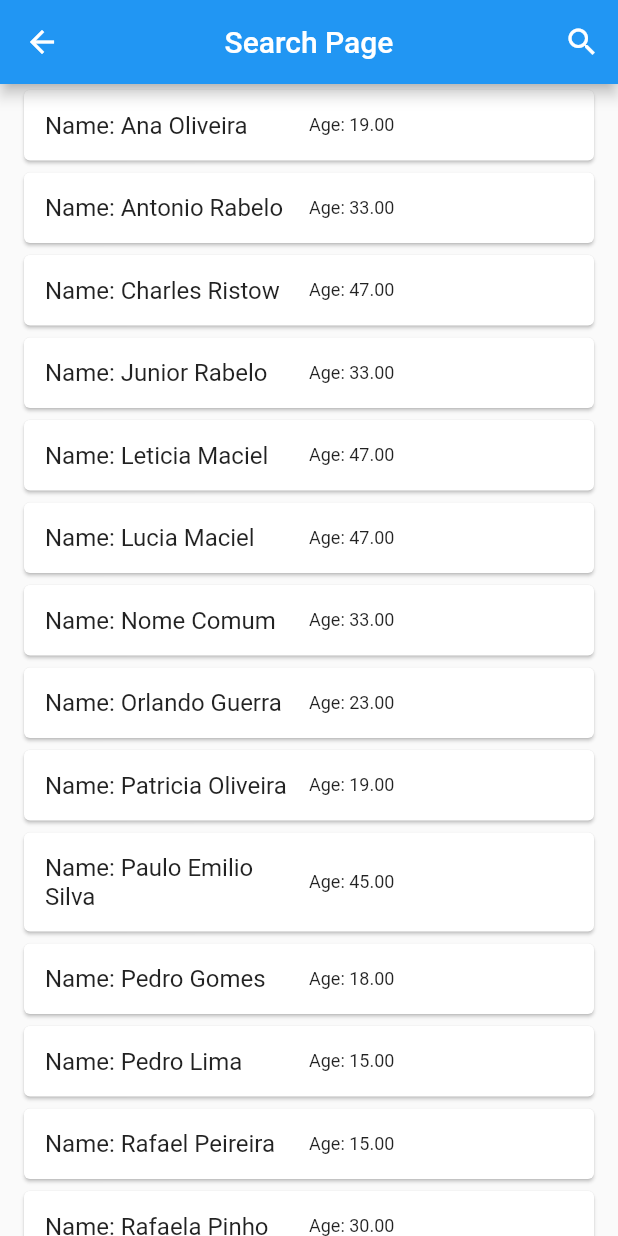
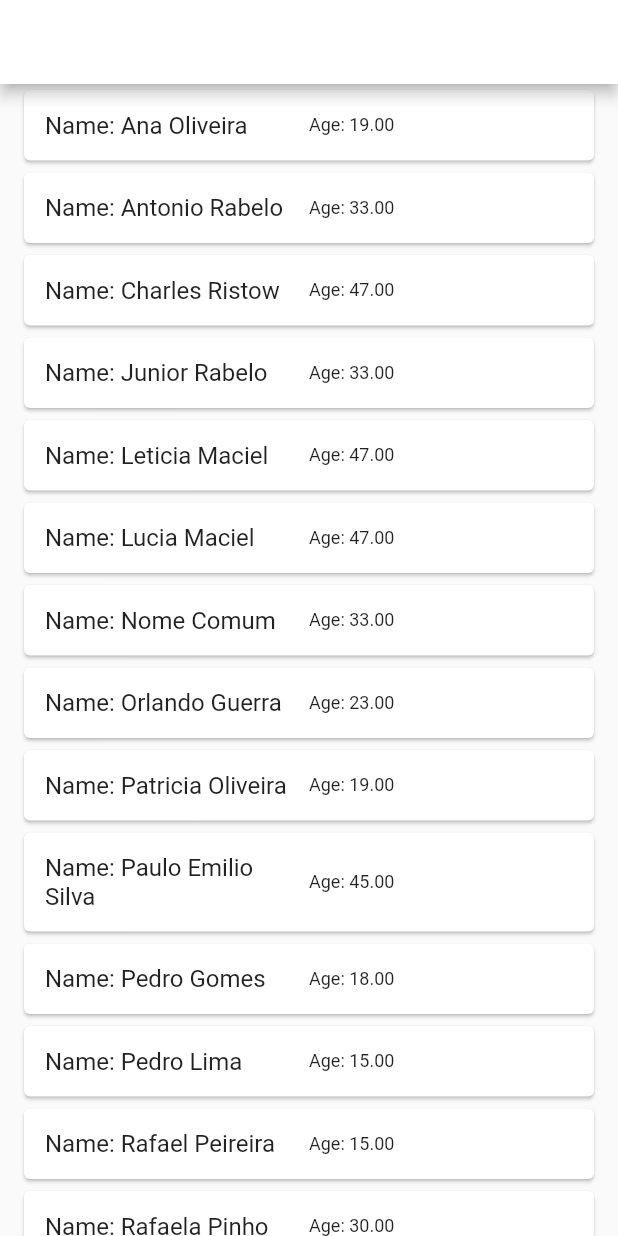
Before and after one commit to MarceloRab/search_app_bar_page, a Flutter app: the SimpleAppBarPage screen opened by its route, on a phone screen of 412 x 824 dp. Run offline on Flutter 3.47's test engine with Material 2 defaults, Android fonts, the phone set to English and light mode, and no system bars; our stand-ins replace connectivity, diacritic, dio, get.

Commit message:
update 2.5

```diff
--- a/analysis_options.yaml
+++ b/analysis_options.yaml
@@ -9,6 +9,8 @@ linter:
     overridden_fields: false
     cancel_subscriptions: false
     null_check_on_nullable_type_parameter: false
+    require_trailing_commas: false
+    avoid_multiple_declarations_per_line: false
 
     # Util classes are awesome!
     avoid_classes_with_only_static_members: false
--- a/lib/src/search_app_bar_page/ui/core/search_app_bar/search_app_bar.dart
+++ b/lib/src/search_app_bar_page/ui/core/search_app_bar/search_app_bar.dart
@@ -193,7 +193,9 @@ class _SearchAppBarState extends State<SearchAppBar>
         // if (widget.controller.listSearch != null)
         return AppBar(
           backgroundColor:
-              widget.backgroundColor ?? Theme.of(context).appBarTheme.color,
+              //widget.backgroundColor ?? Theme.of(context).appBarTheme.color,
+              widget.backgroundColor ??
+                  Theme.of(context).appBarTheme.foregroundColor,
           iconTheme:
               widget.iconTheme ?? Theme.of(context).appBarTheme.iconTheme,
           title: widget.title,
@@ -204,7 +206,9 @@ class _SearchAppBarState extends State<SearchAppBar>
       else {
         return AppBar(
           backgroundColor:
-              widget.backgroundColor ?? Theme.of(context).appBarTheme.color,
+              //widget.backgroundColor ?? Theme.of(context).appBarTheme.color,
+              widget.backgroundColor ??
+                  Theme.of(context).appBarTheme.foregroundColor,
           iconTheme:
               widget.iconTheme ?? Theme.of(context).appBarTheme.iconTheme,
           title: widget.title,
--- a/lib/src/search_app_bar_page/ui/get_stream_page.dart
+++ b/lib/src/search_app_bar_page/ui/get_stream_page.dart
@@ -227,7 +227,7 @@ class _GetStreamPageState<T> extends State<GetStreamPage<T>> {
     _connectyController = ConnectController();
     _subscriptionConnecty =
         _connectyController.rxConnect.stream.listen((isConnected) {
-      if (!isConnected) {
+      if (isConnected) {
         //lançar _widgetConnecty
         setState(() {
           downConnectyWithoutData = true;
@@ -273,7 +273,9 @@ class _GetStreamPageState<T> extends State<GetStreamPage<T>> {
 
     return AppBar(
       backgroundColor:
-          widget.appBarbackgroundColor ?? Theme.of(context).appBarTheme.color,
+          //widget.appBarbackgroundColor ?? Theme.of(context).appBarTheme.color,
+          widget.appBarbackgroundColor ??
+              Theme.of(context).appBarTheme.foregroundColor,
       iconTheme: widget.iconTheme ?? Theme.of(context).appBarTheme.iconTheme,
       title: widget.title,
       elevation: widget.elevation,
--- a/lib/src/search_app_bar_page/ui/search_app_bar_page_refresh.dart
+++ b/lib/src/search_app_bar_page/ui/search_app_bar_page_refresh.dart
@@ -153,7 +153,7 @@ class SearchAppBarPageRefresh<T> extends StatefulWidget
   final double refreshDisplacement;
 
   /// The progress indicator's foreground color. The current theme's
-  /// [ThemeData.accentColor] by default.
+  /// [ThemeData.floatingActionButtonTheme] by default.
   final Color? refreshColor;
 
   /// The progress indicator's background color. The current theme's
--- a/lib/src/search_app_bar_page/ui/search_app_bar_page_stream.dart
+++ b/lib/src/search_app_bar_page/ui/search_app_bar_page_stream.dart
@@ -441,7 +441,7 @@ class _SearchAppBarPageStreamState<T> extends State<SearchAppBarPageStream<T>> {
     _connectyController = ConnectController();
     _subscriptionConnecty =
         _connectyController.rxConnect.stream.listen((isConnected) {
-      if (!isConnected && (!_haveInitialData)) {
+      if (isConnected && (!_haveInitialData)) {
         //lançar _widgetConnecty
         setState(() {
           downConnectyWithoutData = true;
--- a/lib/src/search_app_bar_page/ui/search_app_bar_pagination.dart
+++ b/lib/src/search_app_bar_page/ui/search_app_bar_pagination.dart
@@ -661,8 +661,8 @@ class _SearchAppBarPaginationState<T> extends State<SearchAppBarPagination<T>> {
 
   void _subscribeConnecty() {
     _subscriptionConnecty =
-        _connectyController.rxConnect.stream.listen((bool? isConnected) {
-      if (!isConnected! && (!_haveInitialData)) {
+        _connectyController.rxConnect.stream.listen((isConnected) {
+      if (isConnected && (!_haveInitialData)) {
         setState(() {
           downConnectyWithoutData = true;
         });
--- a/pubspec.yaml
+++ b/pubspec.yaml
@@ -1,6 +1,6 @@
 name: search_app_bar_page
 description: A search page built for minimal work and good performance. Enjoy.
-version: 2.0.3
+version: 2.0.4
 homepage: https://github.com/MarceloRab/search_app_bar_page
 
 environment:
@@ -20,7 +20,7 @@ dependencies:
 dev_dependencies:
   flutter_test:
     sdk: flutter
-  lint: ^1.5.3
+  lint: ^1.6.0
 
 
 flutter:
```
Also changed, not shown: example/pubspec.lock, pubspec.lock, 4 other files.
